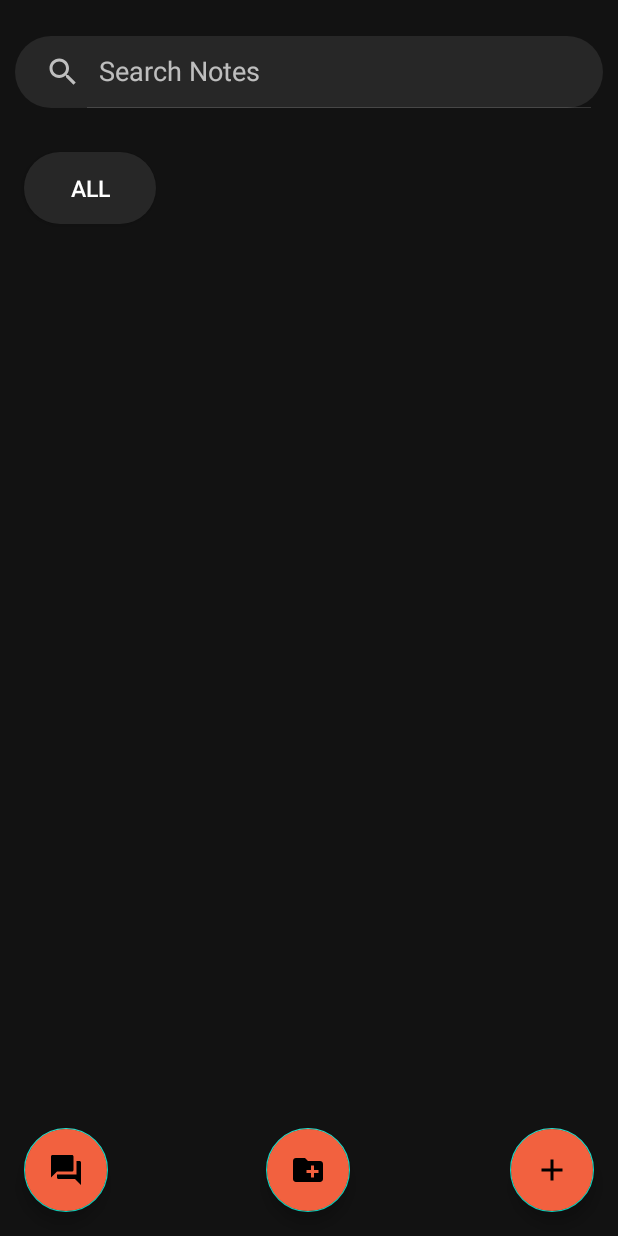
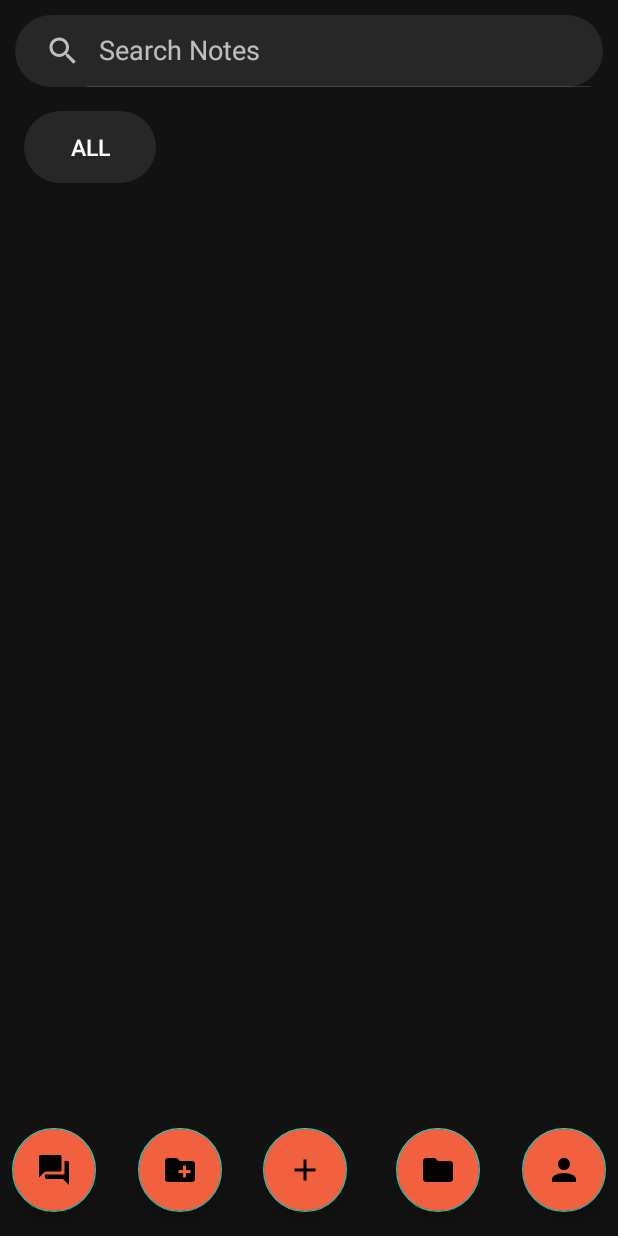
Before and after one commit to itmaybehimm/AppDevAndroid, an Android app: the MainActivity screen opened directly, with no data from a screen before it, on a phone screen of 412 x 824 dp. Run offline under Robolectric (Android 15) with nearby library versions, the phone set to English and light mode, and no system bars; our stand-ins replace Room's generated code; 4 statements that could not run were skipped.

Commit message:
logout user profile update and delete done

```diff
--- a/app/src/main/AndroidManifest.xml
+++ b/app/src/main/AndroidManifest.xml
@@ -13,7 +13,9 @@
         android:supportsRtl="true"
         android:theme="@style/Theme.AppDevSneha"
         tools:targetApi="31">
-
+        <activity
+            android:name=".activity.main.ProfileUpdateActivity"
+            android:exported="false" />
         <activity
             android:name=".activity.main.SignupActivity"
             android:exported="false" />
@@ -43,5 +45,4 @@
             android:exported="true" />
     </application>
 
-
 </manifest>
--- a/app/src/main/java/com/example/appdevsneha/MyApp.kt
+++ b/app/src/main/java/com/example/appdevsneha/MyApp.kt
@@ -37,4 +37,8 @@ class MyApp : Application() {
             apply()
         }
     }
+
+    fun removeUserFromPreference() {
+        deleteSharedPreferences("user_prefs")
+    }
 }
--- a/app/src/main/java/com/example/appdevsneha/activity/main/MainActivity.kt
+++ b/app/src/main/java/com/example/appdevsneha/activity/main/MainActivity.kt
@@ -36,6 +36,8 @@ class MainActivity : AppCompatActivity() {
     private lateinit var addButton:FloatingActionButton
     private lateinit var folderAddButton:FloatingActionButton
     private lateinit var quizButton:FloatingActionButton
+    private lateinit var profileButton:FloatingActionButton
+    private lateinit var folderUpdateButton:FloatingActionButton
     private lateinit var notes:LiveData<List<Note>>
     private lateinit var noteViewModel: NoteViewModel
     private lateinit var folderViewModel: FolderViewModel
@@ -195,6 +197,8 @@ class MainActivity : AppCompatActivity() {
         addButton = findViewById(R.id.addButton)
         folderAddButton=findViewById(R.id.folderAddButton)
         quizButton=findViewById(R.id.quizButton)
+        profileButton=findViewById(R.id.profileButton)
+        folderUpdateButton=findViewById(R.id.folderUpdateButton)
 
         addButton.setOnClickListener{
             val intent = Intent(
@@ -215,6 +219,15 @@ class MainActivity : AppCompatActivity() {
             )
             startActivity(intent)
         }
+        profileButton.setOnClickListener{
+            val intent = Intent(
+                this,
+                ProfileUpdateActivity::class.java
+            )
+            startActivity(intent)
+        }
+
+
 
 
     }
--- a/app/src/main/java/com/example/appdevsneha/data/db/UserDao.kt
+++ b/app/src/main/java/com/example/appdevsneha/data/db/UserDao.kt
@@ -2,15 +2,23 @@ package com.example.appdevsneha.data.db
 
 import androidx.lifecycle.LiveData
 import androidx.room.Dao
+import androidx.room.Delete
 import androidx.room.Insert
 import androidx.room.OnConflictStrategy
 import androidx.room.Query
+import androidx.room.Update
 import com.example.appdevsneha.data.model.User
 
 @Dao
 interface UserDao {
     @Insert(onConflict = OnConflictStrategy.ABORT)
     suspend fun insertUser(user: User): Long
+
+    @Update(onConflict = OnConflictStrategy.ABORT)
+    suspend fun updateUser(user: User): Int
+
+    @Delete
+    suspend fun deleteUser(user:User)
 
     @Query("SELECT * FROM user WHERE username = :username")
     fun getUserByUsername(username: String): LiveData<User>
--- a/app/src/main/res/drawable/baseline_folder_24.xml
+++ b/app/src/main/res/drawable/baseline_folder_24.xml
@@ -1,4 +1,4 @@
-<vector xmlns:android="http://schemas.android.com/apk/res/android" android:height="12dp" android:tint="#000000" android:viewportHeight="24" android:viewportWidth="24" android:width="12dp">
+<vector xmlns:android="http://schemas.android.com/apk/res/android" android:height="24dp" android:tint="#000000" android:viewportHeight="24" android:viewportWidth="24" android:width="24dp">
 
     <path android:fillColor="@android:color/white" android:pathData="M10,4H4c-1.1,0 -1.99,0.9 -1.99,2L2,18c0,1.1 0.9,2 2,2h16c1.1,0 2,-0.9 2,-2V8c0,-1.1 -0.9,-2 -2,-2h-8l-2,-2z"/>
 
--- /dev/null
+++ b/app/src/main/res/drawable/baseline_supervised_user_circle_24.xml
@@ -0,0 +1,5 @@
+<vector xmlns:android="http://schemas.android.com/apk/res/android" android:height="24dp" android:tint="#000000" android:viewportHeight="24" android:viewportWidth="24" android:width="24dp">
+
+    <path android:fillColor="@android:color/white" android:pathData="M11.99,2c-5.52,0 -10,4.48 -10,10s4.48,10 10,10 10,-4.48 10,-10 -4.48,-10 -10,-10zM15.6,8.34c1.07,0 1.93,0.86 1.93,1.93 0,1.07 -0.86,1.93 -1.93,1.93 -1.07,0 -1.93,-0.86 -1.93,-1.93 -0.01,-1.07 0.86,-1.93 1.93,-1.93zM9.6,6.76c1.3,0 2.36,1.06 2.36,2.36 0,1.3 -1.06,2.36 -2.36,2.36s-2.36,-1.06 -2.36,-2.36c0,-1.31 1.05,-2.36 2.36,-2.36zM9.6,15.89v3.75c-2.4,-0.75 -4.3,-2.6 -5.14,-4.96 1.05,-1.12 3.67,-1.69 5.14,-1.69 0.53,0 1.2,0.08 1.9,0.22 -1.64,0.87 -1.9,2.02 -1.9,2.68zM11.99,20c-0.27,0 -0.53,-0.01 -0.79,-0.04v-4.07c0,-1.42 2.94,-2.13 4.4,-2.13 1.07,0 2.92,0.39 3.84,1.15 -1.17,2.97 -4.06,5.09 -7.45,5.09z"/>
+
+</vector>
--- a/app/src/main/res/layout/activity_main.xml
+++ b/app/src/main/res/layout/activity_main.xml
@@ -9,14 +9,27 @@
     tools:context=".activity.main.MainActivity">
 
 
+    <android.widget.SearchView
+        android:id="@+id/seachBar"
+        android:layout_width="match_parent"
+        android:layout_height="wrap_content"
+        android:layout_marginHorizontal="10dp"
+        android:layout_marginTop="10dp"
+        android:background="@drawable/rounded_rectangle"
+        android:iconifiedByDefault="false"
+        android:queryHint="Search Notes"
+        app:layout_constraintEnd_toEndOf="parent"
+        app:layout_constraintStart_toStartOf="parent"
+        app:layout_constraintTop_toTopOf="parent" />
+
     <HorizontalScrollView
         android:id="@+id/horizontalScrollView2"
         android:layout_width="match_parent"
         android:layout_height="wrap_content"
-        android:layout_marginTop="13dp"
         android:padding="8dp"
-        app:layout_constraintTop_toBottomOf="@+id/seachBar"
-        tools:layout_editor_absoluteX="16dp">
+        app:layout_constraintEnd_toEndOf="parent"
+        app:layout_constraintStart_toStartOf="parent"
+        app:layout_constraintTop_toBottomOf="@+id/seachBar">
 
         <LinearLayout
             android:id="@+id/folderContainer"
@@ -38,37 +51,24 @@
         </LinearLayout>
     </HorizontalScrollView>
 
-    <android.widget.SearchView
-        android:id="@+id/seachBar"
-        android:layout_width="match_parent"
-        android:layout_height="wrap_content"
-        android:layout_marginHorizontal="10dp"
-        android:layout_marginTop="24dp"
-        android:background="@drawable/rounded_rectangle"
-        android:iconifiedByDefault="false"
-        android:queryHint="Search Notes"
-        app:layout_constraintEnd_toEndOf="parent"
-        app:layout_constraintHorizontal_bias="0.473"
-        app:layout_constraintStart_toStartOf="parent"
-        app:layout_constraintTop_toTopOf="parent" />
-
     <com.google.android.material.floatingactionbutton.FloatingActionButton
         android:id="@+id/addButton"
         android:layout_width="wrap_content"
         android:layout_height="wrap_content"
-        android:layout_marginEnd="16dp"
+
         android:layout_marginBottom="16dp"
         android:backgroundTint="@color/accent_1"
         android:src="@drawable/baseline_add_24"
         app:layout_constraintBottom_toBottomOf="parent"
-        app:layout_constraintEnd_toEndOf="parent"
-        />
+        app:layout_constraintEnd_toStartOf="@+id/folderUpdateButton"
+        app:layout_constraintHorizontal_bias="0.46"
+        app:layout_constraintStart_toEndOf="@+id/folderAddButton" />
 
     <com.google.android.material.floatingactionbutton.FloatingActionButton
         android:id="@+id/quizButton"
         android:layout_width="wrap_content"
         android:layout_height="wrap_content"
-        android:layout_marginStart="16dp"
+        android:layout_marginStart="8dp"
         android:layout_marginBottom="16dp"
         android:backgroundTint="@color/accent_1"
         android:src="@drawable/baseline_question_answer_24"
@@ -79,25 +79,42 @@
         android:id="@+id/folderAddButton"
         android:layout_width="wrap_content"
         android:layout_height="wrap_content"
+        android:layout_marginStart="28dp"
         android:layout_marginBottom="16dp"
         android:backgroundTint="@color/accent_1"
         android:src="@drawable/baseline_create_new_folder_24"
         app:layout_constraintBottom_toBottomOf="parent"
-        app:layout_constraintEnd_toStartOf="@+id/addButton"
-        app:layout_constraintHorizontal_bias="0.497"
-        app:layout_constraintStart_toEndOf="@+id/quizButton"
-        />
+        app:layout_constraintStart_toEndOf="@+id/quizButton" />
+
+    <com.google.android.material.floatingactionbutton.FloatingActionButton
+        android:id="@+id/folderUpdateButton"
+        android:layout_width="wrap_content"
+        android:layout_height="wrap_content"
+        android:layout_marginEnd="28dp"
+        android:layout_marginBottom="16dp"
+        android:backgroundTint="@color/accent_1"
+        android:src="@drawable/baseline_folder_24"
+        app:layout_constraintBottom_toBottomOf="parent"
+        app:layout_constraintEnd_toStartOf="@+id/profileButton" />
+
+    <com.google.android.material.floatingactionbutton.FloatingActionButton
+        android:id="@+id/profileButton"
+        android:layout_width="wrap_content"
+        android:layout_height="wrap_content"
+        android:layout_marginEnd="8dp"
+        android:layout_marginBottom="16dp"
+        android:backgroundTint="@color/accent_1"
+        android:src="@drawable/baseline_person_24"
+        app:layout_constraintBottom_toBottomOf="parent"
+        app:layout_constraintEnd_toEndOf="parent" />
 
     <androidx.recyclerview.widget.RecyclerView
         android:id="@+id/recyclerView"
         android:layout_width="400dp"
         android:layout_height="546dp"
+
         app:layout_constraintBottom_toBottomOf="parent"
         app:layout_constraintEnd_toEndOf="parent"
-        app:layout_constraintHorizontal_bias="0.0"
         app:layout_constraintStart_toStartOf="parent"
-        app:layout_constraintTop_toBottomOf="@+id/horizontalScrollView2"
-        app:layout_constraintVertical_bias="0.2"
-
-        />
+        app:layout_constraintTop_toBottomOf="@+id/horizontalScrollView2" />
 </androidx.constraintlayout.widget.ConstraintLayout>
```
Also changed, not shown: app/src/main/java/com/example/appdevsneha/activity/main/ProfileUpdateActivity.kt (added, +132 -0 lines), app/src/main/java/com/example/appdevsneha/data/repository/UserRepository.kt (+7 -0 lines), app/src/main/java/com/example/appdevsneha/data/repository/UserViewModel.kt (+16 -0 lines), app/src/main/java/com/example/appdevsneha/utils.kt (+9 -0 lines), app/src/main/res/layout/activity_profile_update.xml (added, +123 -0 lines).
